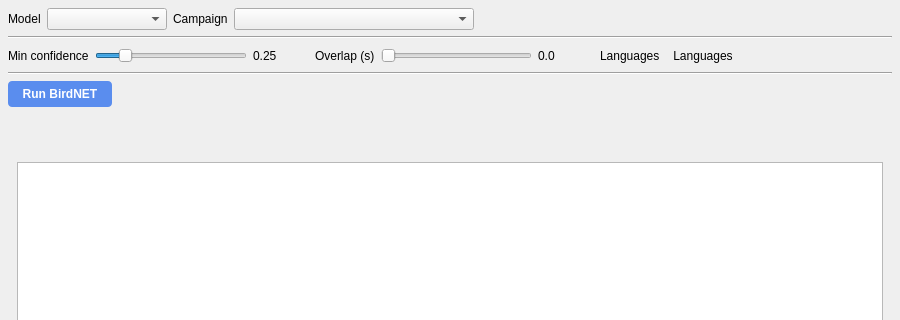
Old version of the form src/pam_analyzer/ui/panels/birdnet_panel.ui in the repository kenwer/pam-analyzer; both pictures show x 0 to 900 and y 0 to 320 of the 900 by 700 pixel window.
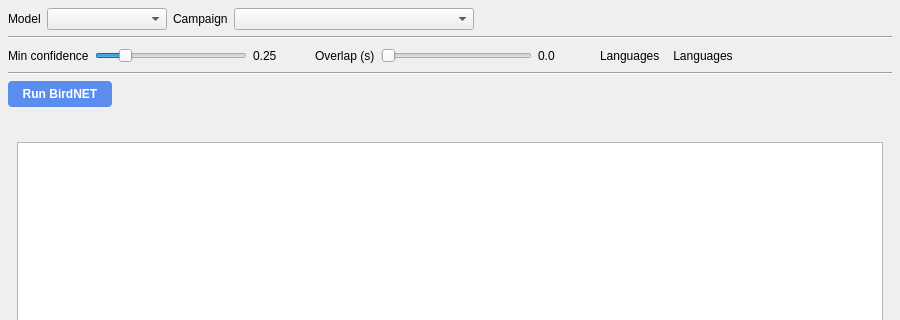
New version of the form. The open tabs and pages were chosen to show the change.

Commit message: Show project folder link in the Project panel instead of the BirdNET panel

The edit to the form file:
```diff
--- a/src/pam_analyzer/ui/panels/birdnet_panel.ui
+++ b/src/pam_analyzer/ui/panels/birdnet_panel.ui
@@ -340,22 +340,6 @@
          </property>
         </widget>
        </item>
-       <item>
-        <widget class="QLabel" name="output_path_label">
-         <property name="cursor">
-          <cursorShape>PointingHandCursor</cursorShape>
-         </property>
-         <property name="styleSheet">
-          <string>color: #1a73e8; text-decoration: underline;</string>
-         </property>
-         <property name="text">
-          <string/>
-         </property>
-         <property name="openExternalLinks">
-          <bool>false</bool>
-         </property>
-        </widget>
-       </item>
        <item>
         <widget class="QTreeView" name="results_tree">
          <property name="alternatingRowColors">
```
The commit also changes 4 other files.
